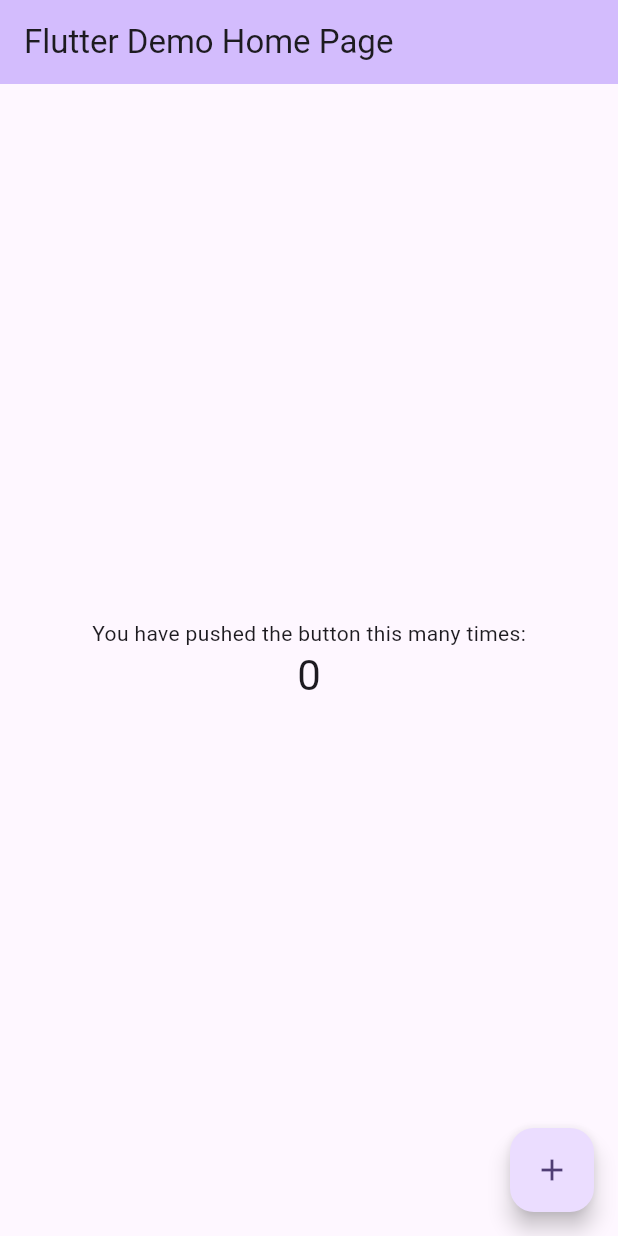
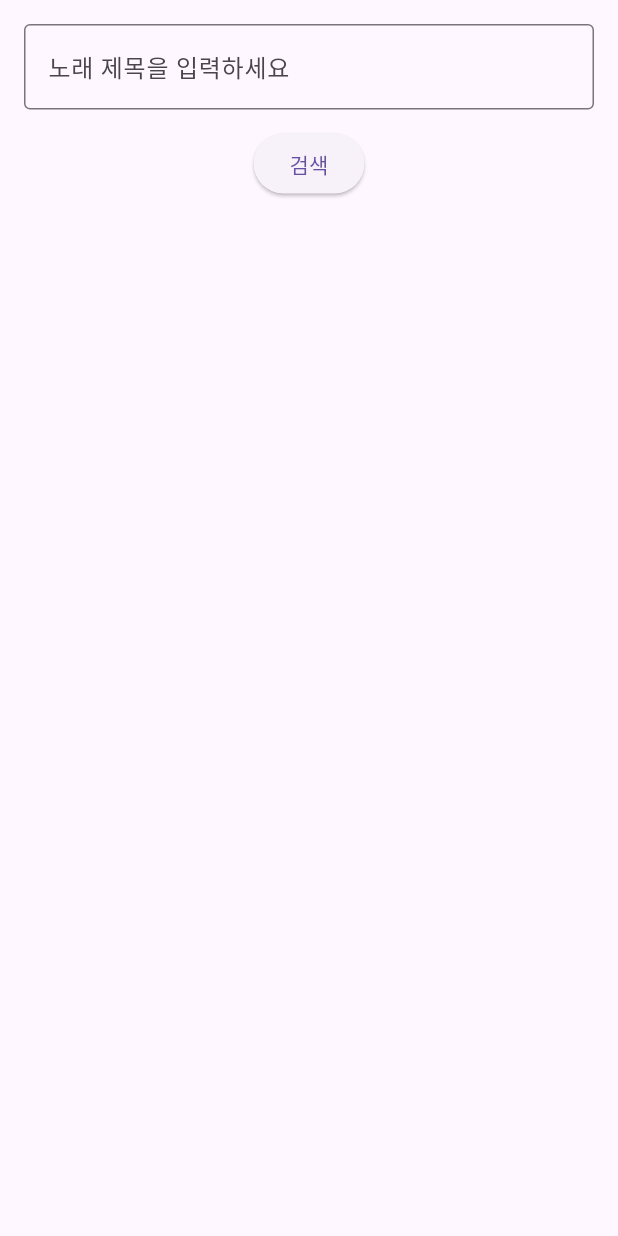
Before and after one commit to jhw030306/wym, a Flutter app: the screen it shows after launch, on a phone screen of 412 x 824 dp. Run offline on Flutter 3.47's test engine with Material 3 defaults, Android fonts, the light colour scheme and no system bars.

Commit message:
feat(search) : 검색창 ui 제작

```diff
--- a/lib/features/search/search_view.dart
+++ b/lib/features/search/search_view.dart
@@ -0,0 +1,11 @@
+import 'package:flutter/material.dart';
+import 'widgets/search_page.dart';
+
+class SearchView extends StatelessWidget {
+  const SearchView({super.key});
+
+  @override
+  Widget build(BuildContext context) {
+    return const Scaffold(body: SafeArea(child: SearchPage()));
+  }
+}
--- /dev/null
+++ b/lib/features/search/widgets/search_page.dart
@@ -0,0 +1,41 @@
+import 'package:flutter/material.dart';
+
+class SearchPage extends StatefulWidget {
+  const SearchPage({super.key});
+
+  @override
+  State<SearchPage> createState() => _SearchPageState();
+}
+
+class _SearchPageState extends State<SearchPage> {
+  final TextEditingController _searchController = TextEditingController();
+
+  void _onSearch() {
+    String query = _searchController.text;
+    print("검색어: $query");
+  }
+
+  @override
+  Widget build(BuildContext context) {
+    return Padding(
+      padding: const EdgeInsets.all(16.0),
+      child: Column(
+        children: [
+          TextField(
+            controller: _searchController,
+            decoration: InputDecoration(
+              hintText: "노래 제목을 입력하세요",
+              border: OutlineInputBorder(),
+            ),
+          ),
+
+          const SizedBox(height: 12),
+
+          ElevatedButton(onPressed: _onSearch, child: const Text("검색")),
+
+          const SizedBox(height: 20),
+        ],
+      ),
+    );
+  }
+}
--- a/lib/features/search/widgets/search_result_item.dart
+++ b/lib/features/search/widgets/search_result_item.dart
@@ -0,0 +1,19 @@
+import 'package:flutter/material.dart';
+
+class SearchResultItem extends StatelessWidget {
+  final String title;
+  final String artist;
+  final VoidCallback onTap;
+
+  const SearchResultItem({
+    super.key,
+    required this.title,
+    required this.artist,
+    required this.onTap,
+  });
+
+  @override
+  Widget build(BuildContext context) {
+    return ListTile(title: Text(title), subtitle: Text(artist), onTap: onTap);
+  }
+}
--- a/lib/main.dart
+++ b/lib/main.dart
@@ -1,4 +1,5 @@
 import 'package:flutter/material.dart';
+import 'features/search/search_view.dart';
 
 void main() {
   runApp(const MyApp());
@@ -7,116 +8,13 @@ void main() {
 class MyApp extends StatelessWidget {
   const MyApp({super.key});
 
-  // This widget is the root of your application.
   @override
   Widget build(BuildContext context) {
     return MaterialApp(
-      title: 'Flutter Demo',
-      theme: ThemeData(
-        // This is the theme of your application.
-        //
-        // TRY THIS: Try running your application with "flutter run". You'll see
-        // the application has a purple toolbar. Then, without quitting the app,
-        // try changing the seedColor in the colorScheme below to Colors.green
-        // and then invoke "hot reload" (save your changes or press the "hot
-        // reload" button in a Flutter-supported IDE, or press "r" if you used
-        // the command line to start the app).
-        //
-        // Notice that the counter didn't reset back to zero; the application
-        // state is not lost during the reload. To reset the state, use hot
-        // restart instead.
-        //
-        // This works for code too, not just values: Most code changes can be
-        // tested with just a hot reload.
-        colorScheme: .fromSeed(seedColor: Colors.deepPurple),
-      ),
-      home: const MyHomePage(title: 'Flutter Demo Home Page'),
+      title: 'Music Mood App',
+      debugShowCheckedModeBanner: false,
+      theme: ThemeData(primarySwatch: Colors.blue),
+      home: SearchView(),
     );
   }
 }
-
-class MyHomePage extends StatefulWidget {
-  const MyHomePage({super.key, required this.title});
-
-  // This widget is the home page of your application. It is stateful, meaning
-  // that it has a State object (defined below) that contains fields that affect
-  // how it looks.
-
-  // This class is the configuration for the state. It holds the values (in this
-  // case the title) provided by the parent (in this case the App widget) and
-  // used by the build method of the State. Fields in a Widget subclass are
-  // always marked "final".
-
-  final String title;
-
-  @override
-  State<MyHomePage> createState() => _MyHomePageState();
-}
-
-class _MyHomePageState extends State<MyHomePage> {
-  int _counter = 0;
-
-  void _incrementCounter() {
-    setState(() {
-      // This call to setState tells the Flutter framework that something has
-      // changed in this State, which causes it to rerun the build method below
-      // so that the display can reflect the updated values. If we changed
-      // _counter without calling setState(), then the build method would not be
-      // called again, and so nothing would appear to happen.
-      _counter++;
-    });
-  }
-
-  @override
-  Widget build(BuildContext context) {
-    // This method is rerun every time setState is called, for instance as done
-    // by the _incrementCounter method above.
-    //
-    // The Flutter framework has been optimized to make rerunning build methods
-    // fast, so that you can just rebuild anything that needs updating rather
-    // than having to individually change instances of widgets.
-    return Scaffold(
-      appBar: AppBar(
-        // TRY THIS: Try changing the color here to a specific color (to
-        // Colors.amber, perhaps?) and trigger a hot reload to see the AppBar
-        // change color while the other colors stay the same.
-        backgroundColor: Theme.of(context).colorScheme.inversePrimary,
-        // Here we take the value from the MyHomePage object that was created by
-        // the App.build method, and use it to set our appbar title.
-        title: Text(widget.title),
-      ),
-      body: Center(
-        // Center is a layout widget. It takes a single child and positions it
-        // in the middle of the parent.
-        child: Column(
-          // Column is also a layout widget. It takes a list of children and
-          // arranges them vertically. By default, it sizes itself to fit its
-          // children horizontally, and tries to be as tall as its parent.
-          //
-          // Column has various properties to control how it sizes itself and
-          // how it positions its children. Here we use mainAxisAlignment to
-          // center the children vertically; the main axis here is the vertical
-          // axis because Columns are vertical (the cross axis would be
-          // horizontal).
-          //
-          // TRY THIS: Invoke "debug painting" (choose the "Toggle Debug Paint"
-          // action in the IDE, or press "p" in the console), to see the
-          // wireframe for each widget.
-          mainAxisAlignment: .center,
-          children: [
-            const Text('You have pushed the button this many times:'),
-            Text(
-              '$_counter',
-              style: Theme.of(context).textTheme.headlineMedium,
-            ),
-          ],
-        ),
-      ),
-      floatingActionButton: FloatingActionButton(
-        onPressed: _incrementCounter,
-        tooltip: 'Increment',
-        child: const Icon(Icons.add),
-      ),
-    );
-  }
-}
```
Also changed, not shown: lib/features/search/search_page.dart (deleted).
